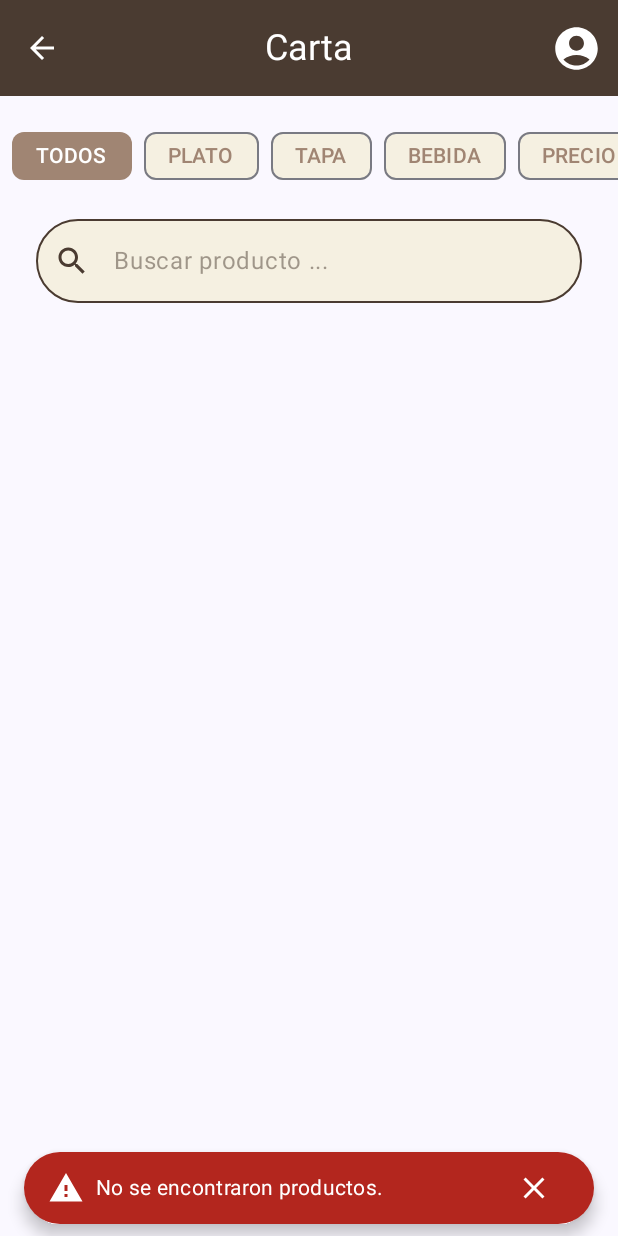
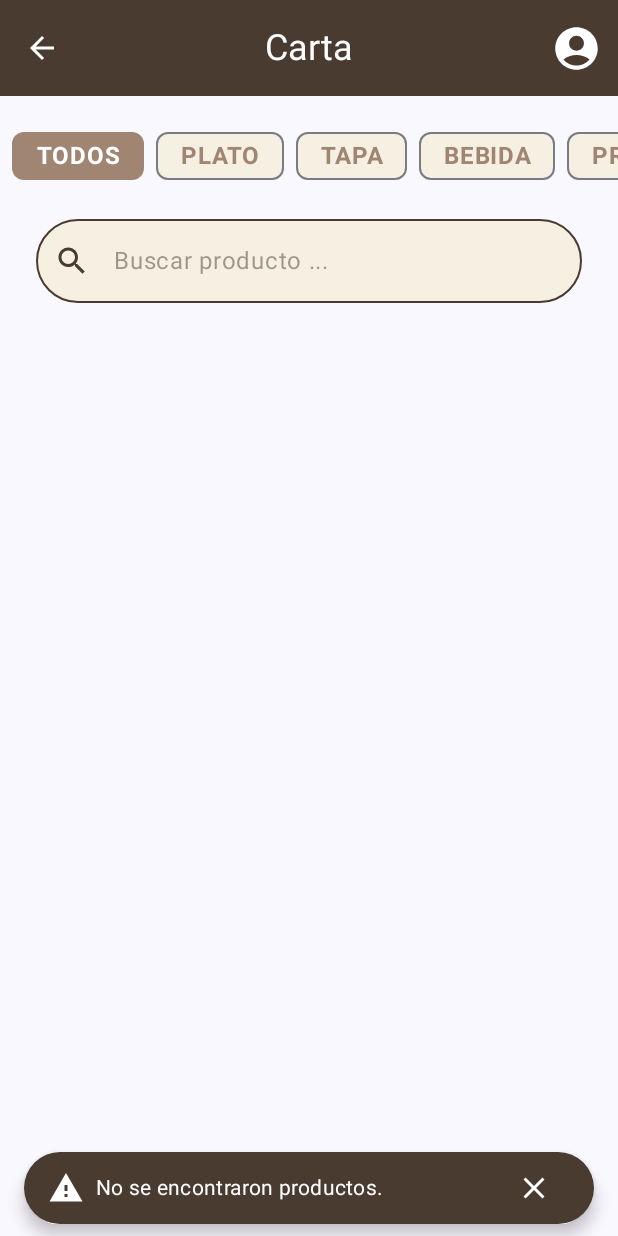
Before and after one commit to rluquea95/proyecto_comandas, an Android app built with Jetpack Compose: the CartaScreen screen opened through its navigation route, on a phone screen of 412 x 824 dp. Run offline under Robolectric (Android 15) with nearby library versions, the phone set to English and light mode, and no system bars; our stand-ins replace Dagger/Hilt's generated code, Firebase (no records; nobody signed in at launch, a user with empty details on screens opened directly).

Commit message:
En proceso EnPreparacion (Screen y ViewModel). Correciones visuales en CategoriaChips, MesaDropdown, CustomSnackbarHost

```diff
--- a/app/src/main/java/com/example/readytapas/ui/components/CategoriaChips.kt
+++ b/app/src/main/java/com/example/readytapas/ui/components/CategoriaChips.kt
@@ -2,13 +2,19 @@ package com.example.readytapas.ui.components
 
 import androidx.compose.foundation.horizontalScroll
 import androidx.compose.foundation.layout.Row
+import androidx.compose.foundation.layout.fillMaxWidth
 import androidx.compose.foundation.layout.padding
+import androidx.compose.foundation.layout.width
+import androidx.compose.foundation.layout.wrapContentWidth
 import androidx.compose.foundation.rememberScrollState
 import androidx.compose.material3.FilterChip
 import androidx.compose.material3.FilterChipDefaults
+import androidx.compose.material3.MaterialTheme
 import androidx.compose.material3.Text
 import androidx.compose.runtime.Composable
 import androidx.compose.ui.Modifier
+import androidx.compose.ui.text.font.FontWeight
+import androidx.compose.ui.text.style.TextAlign
 import androidx.compose.ui.tooling.preview.Preview
 import androidx.compose.ui.unit.dp
 import com.example.readytapas.data.model.CategoryProducto
@@ -33,6 +39,7 @@ fun CategoriaChips(
             .padding(horizontal = 8.dp, vertical = 16.dp)
     ) {
         categorias.forEach { categoria ->
+            // Verificar si es la categoría seleccionada
             val esSeleccionada = categoria == selectedCategoria
             val nombre = categoria?.name ?: "TODOS"
 
@@ -42,12 +49,18 @@ fun CategoriaChips(
                 label = {
                     Text(
                         nombre.replaceFirstChar {
+                            // Convierte la primera letra del nombre de la categoría en mayúscula
                             if (it.isLowerCase()) it.titlecase(Locale.ROOT) else it.toString()
                         },
-                        color = if (esSeleccionada) BlancoHueso else MarronMedioAcento
+                        color = if (esSeleccionada) BlancoHueso else MarronMedioAcento,
+                        style = MaterialTheme.typography.bodyLarge.copy(fontWeight = FontWeight.Bold),
+                        textAlign = TextAlign.Center,
+                        modifier = Modifier.fillMaxWidth()
                     )
                 },
-                modifier = Modifier.padding(end = 8.dp),
+                modifier = Modifier
+                    .wrapContentWidth()
+                    .padding(end = 8.dp),
                 colors = FilterChipDefaults.filterChipColors(
                     containerColor = BeigeClaro,
                     selectedContainerColor = MarronMedioAcento,
@@ -57,17 +70,24 @@ fun CategoriaChips(
             )
         }
 
+        // Botón de ordenar por precio
         ordenarPorPrecio?.let {
             FilterChip(
                 selected = it,
+                //Llama a la función onOrdenarClick cuando se selecciona
                 onClick = { onOrdenarClick?.invoke() },
                 label = {
                     Text(
                         "PRECIO",
-                        color = if (it) BlancoHueso else MarronMedioAcento
+                        color = if (it) BlancoHueso else MarronMedioAcento,
+                        style = MaterialTheme.typography.bodyLarge.copy(fontWeight = FontWeight.Bold),
+                        textAlign = TextAlign.Center,
+                        modifier = Modifier.fillMaxWidth()
                     )
                 },
-                modifier = Modifier.padding(end = 8.dp),
+                modifier = Modifier
+                    .wrapContentWidth()
+                    .padding(end = 8.dp),
                 colors = FilterChipDefaults.filterChipColors(
                     containerColor = BeigeClaro,
                     selectedContainerColor = MarronMedioAcento,
--- a/app/src/main/java/com/example/readytapas/ui/components/CustomSnackbarHost.kt
+++ b/app/src/main/java/com/example/readytapas/ui/components/CustomSnackbarHost.kt
@@ -20,6 +20,7 @@ import androidx.compose.ui.Modifier
 import androidx.compose.ui.unit.dp
 import androidx.compose.ui.Alignment
 import androidx.compose.ui.graphics.vector.ImageVector
+import com.example.readytapas.ui.theme.MarronOscuro
 
 
 @Composable
@@ -37,7 +38,7 @@ fun CustomSnackbarHost(
         when (snackbarType) {
             SnackbarType.ERROR -> {
                 icon = Icons.Default.Warning
-                bgColor = MaterialTheme.colorScheme.error
+                bgColor = MarronOscuro
                 iconTint = Color.White
                 textColor = Color.White
             }
--- a/app/src/main/java/com/example/readytapas/ui/screens/carta/CartaScreen.kt
+++ b/app/src/main/java/com/example/readytapas/ui/screens/carta/CartaScreen.kt
@@ -42,7 +42,7 @@ fun CartaScreen(
     val productos by viewModel.productosFiltrados.collectAsState()
     val snackbarHostState = remember { SnackbarHostState() }
 
-    // Mostrar mensaje en snackbar cuando se detecta un error
+    // Mostrar mensaje en snackbar
     LaunchedEffect(state.message) {
         state.message?.let {
             snackbarHostState.showSnackbar(it)
--- a/app/src/main/java/com/example/readytapas/ui/screens/enpreparacion/EnPreparacionScreen.kt
+++ b/app/src/main/java/com/example/readytapas/ui/screens/enpreparacion/EnPreparacionScreen.kt
@@ -314,7 +314,7 @@ fun EnPreparacionScreenMock(state: EnPreparacionUiState) {
                 contentColor = MarronOscuro,
                 modifier = Modifier.fillMaxWidth(),
                 indicator = { tabPositions ->
-                    TabRowDefaults.Indicator(
+                    SecondaryIndicator(
                         Modifier.tabIndicatorOffset(tabPositions[selectedTabIndex]),
                         color = MarronOscuro
                     )
```
Also changed, not shown: app/src/main/java/com/example/readytapas/ui/components/MesaDropdown.kt (+3 -7 lines).
